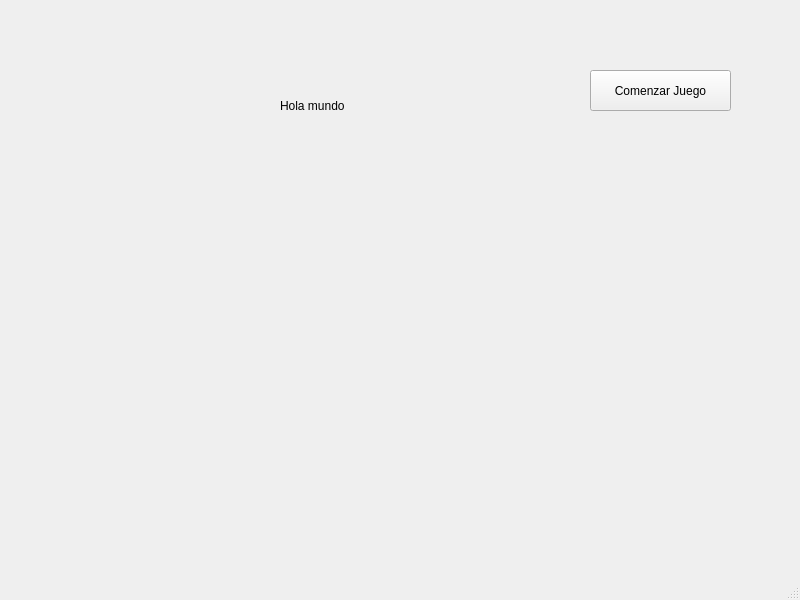
First picture: the form in mainwindow.ui, repository limpker10/ProyectoFinalTO, before the edit.
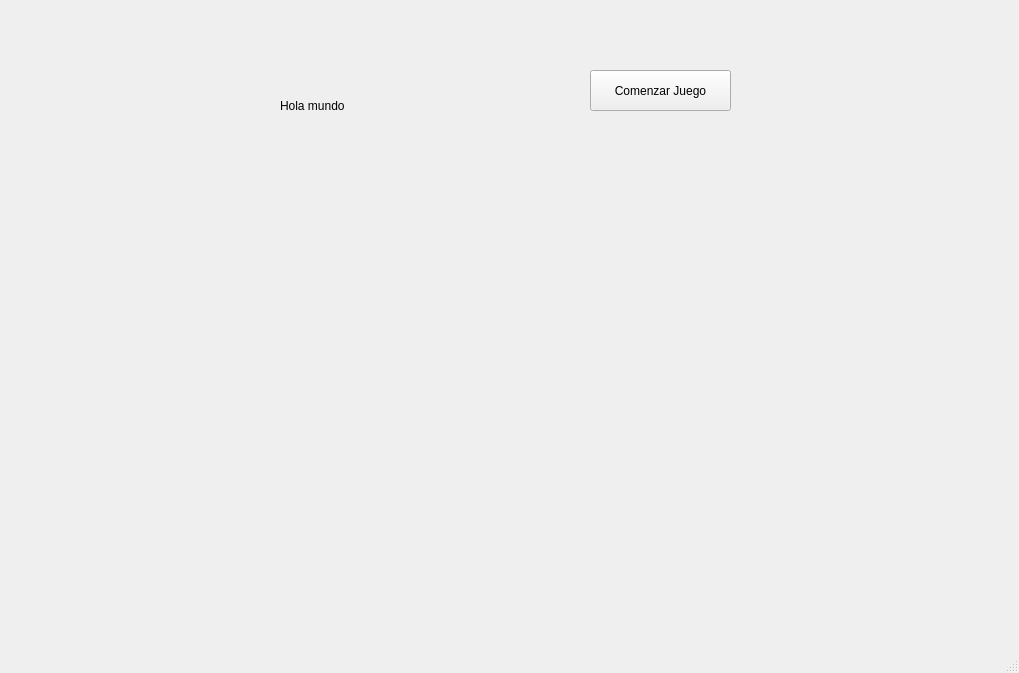
Second picture: the form after the edit.

Commit message: Implementando interfaces

What changed in the file:
```diff
--- a/mainwindow.ui
+++ b/mainwindow.ui
@@ -6,8 +6,8 @@
    <rect>
     <x>0</x>
     <y>0</y>
-    <width>800</width>
-    <height>600</height>
+    <width>1019</width>
+    <height>673</height>
    </rect>
   </property>
   <property name="windowTitle">
```
Left out of the diff: 2 changed lines with no effect on the pictures. The commit also changes 5 other files.
